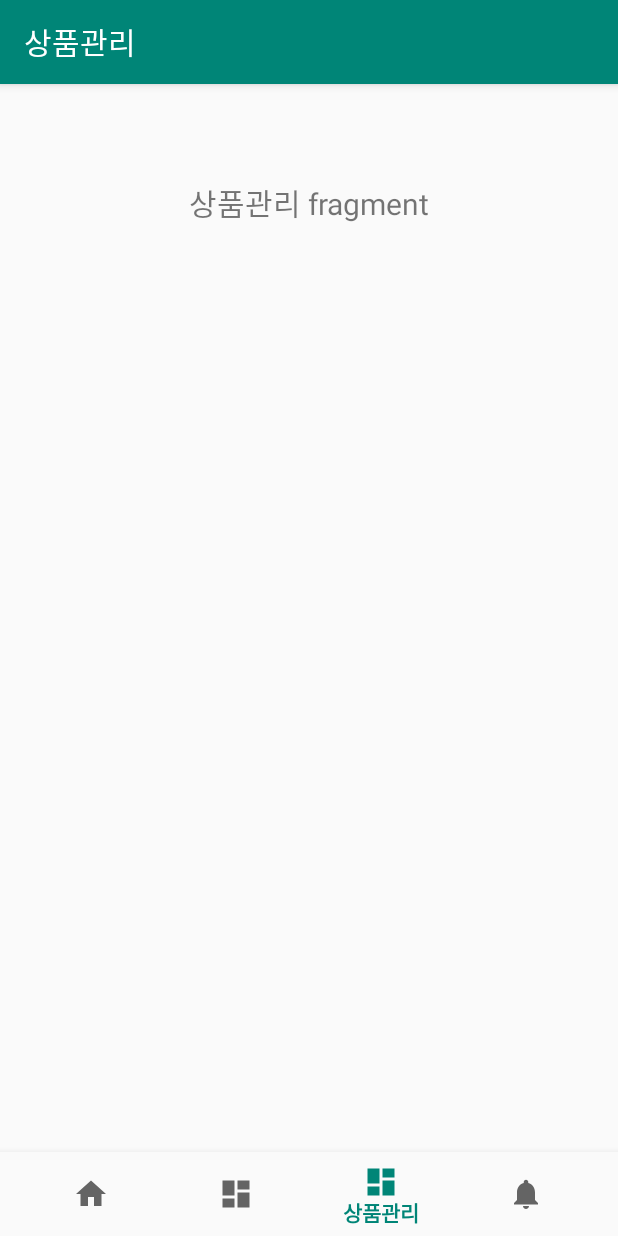
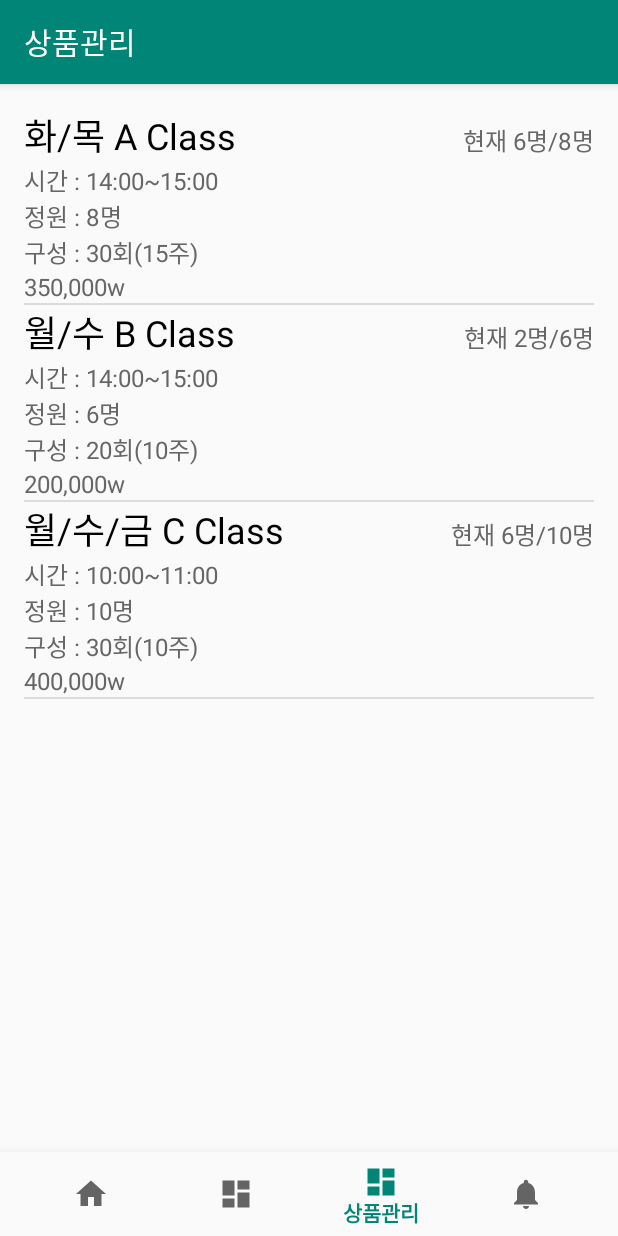
Before and after one commit to hyong0616/pilatime, an Android app: the GoodsFragment screen opened through its navigation route, on a phone screen of 412 x 824 dp. Run offline under Robolectric (Android 15) with nearby library versions, the phone set to English and light mode, and no system bars; our stand-ins replace Firebase (no records; nobody signed in at launch, a user with empty details on screens opened directly), navigation-ui.

Commit message:
add Adapter

```diff
--- a/app/build.gradle
+++ b/app/build.gradle
@@ -23,6 +23,7 @@ android {
 dependencies {
     implementation platform('com.google.firebase:firebase-bom:26.1.0')
     implementation 'com.google.firebase:firebase-analytics'
+    implementation 'com.google.android.material:material:1.1.0'
     implementation fileTree(dir: 'libs', include: ['*.jar'])
     implementation 'androidx.appcompat:appcompat:1.0.2'
     implementation 'androidx.constraintlayout:constraintlayout:1.1.3'
@@ -30,6 +31,8 @@ dependencies {
     implementation 'androidx.navigation:navigation-fragment:2.0.0'
     implementation 'androidx.navigation:navigation-ui:2.0.0'
     implementation 'androidx.lifecycle:lifecycle-extensions:2.0.0'
+    implementation 'com.google.firebase:firebase-database:16.0.4'
+    implementation 'com.google.firebase:firebase-firestore:17.1.2'
     testImplementation 'junit:junit:4.12'
     androidTestImplementation 'androidx.test.ext:junit:1.1.0'
     androidTestImplementation 'androidx.test.espresso:espresso-core:3.1.1'
--- /dev/null
+++ b/app/src/main/java/com/soongsil/pilatime/ClassContent.java
@@ -0,0 +1,6 @@
+package com.soongsil.pilatime;
+
+public class ClassContent {
+    String name ="";
+    String content = "";
+}
--- /dev/null
+++ b/app/src/main/java/com/soongsil/pilatime/ClassContentAdapter.java
@@ -0,0 +1,5 @@
+package com.soongsil.pilatime;
+
+public class ClassContentAdapter {
+
+}
--- /dev/null
+++ b/app/src/main/java/com/soongsil/pilatime/Goods.java
@@ -0,0 +1,58 @@
+package com.soongsil.pilatime;
+
+public class Goods {
+    private String name;
+    private String status;
+    private String time;
+    private String capacity;
+    private String count;
+    private String cost;
+
+    public void setName(String name) {
+        this.name = name;
+    }
+
+    public void setStatus(String status) {
+        this.status = status;
+    }
+
+    public void setTime(String time) {
+        this.time = time;
+    }
+
+    public void setCapacity(String capacity) {
+        this.capacity = capacity;
+    }
+
+    public void setCount(String count) {
+        this.count = count;
+    }
+
+    public void setCost(String cost) {
+        this.cost = cost;
+    }
+
+    public String getName(){
+        return this.name;
+    }
+
+    public String getStatus() {
+        return this.status;
+    }
+
+    public String getTime(){
+        return this.time;
+    }
+
+    public String getCapacity(){
+        return this.capacity;
+    }
+
+    public String getCount() {
+        return this.count;
+    }
+
+    public String getCost() {
+        return this.cost;
+    }
+}
--- /dev/null
+++ b/app/src/main/java/com/soongsil/pilatime/GoodsAdapter.java
@@ -0,0 +1,76 @@
+package com.soongsil.pilatime;
+
+import android.content.Context;
+import android.view.LayoutInflater;
+import android.view.View;
+import android.view.ViewGroup;
+import android.widget.BaseAdapter;
+import android.widget.TextView;
+
+import org.w3c.dom.Text;
+
+import java.util.ArrayList;
+import java.util.ConcurrentModificationException;
+
+public class GoodsAdapter extends BaseAdapter {
+
+    private ArrayList<Goods> goodsList = new ArrayList<Goods>();
+
+    public GoodsAdapter() {
+
+    }
+
+    @Override
+    public int getCount() {
+        return goodsList.size();
+    }
+
+    @Override
+    public long getItemId(int position) {
+        return position;
+    }
+
+    @Override
+    public Goods getItem(int position) {
+        return goodsList.get(position);
+    }
+
+    public View getView(int position, View convertView, ViewGroup parent) {
+        final int pos = position;
+        final Context context = parent.getContext();
+
+        if (convertView == null) {
+            LayoutInflater inflater = (LayoutInflater) context.getSystemService(Context.LAYOUT_INFLATER_SERVICE);
+            convertView = inflater.inflate(R.layout.listview_item_goods, parent, false);
+        }
+
+        TextView nameTextView = (TextView) convertView.findViewById(R.id.textView1);
+        TextView statusTextView = (TextView) convertView.findViewById(R.id.textView2);
+        TextView timeTextView = (TextView) convertView.findViewById(R.id.textView3);
+        TextView capacityTextView = (TextView) convertView.findViewById(R.id.textView4);
+        TextView countTextView = (TextView) convertView.findViewById(R.id.textView5);
+        TextView costTextView = (TextView) convertView.findViewById(R.id.textView6);
+
+        Goods goods = goodsList.get(position);
+        nameTextView.setText(goods.getName());
+        statusTextView.setText(goods.getStatus());
+        timeTextView.setText(goods.getTime());
+        capacityTextView.setText(goods.getCapacity());
+        countTextView.setText(goods.getCount());
+        costTextView.setText(goods.getCost());
+
+        return convertView;
+    }
+
+    public void addItem(String name, String status,String time, String capacity, String count, String cost) {
+        Goods goods = new Goods();
+
+        goods.setName(name);
+        goods.setStatus(status);
+        goods.setTime(time);
+        goods.setCapacity(capacity);
+        goods.setCount(count);
+        goods.setCost(cost);
+        goodsList.add(goods);
+    }
+}
--- a/app/src/main/java/com/soongsil/pilatime/ui/goods/GoodsFragment.java
+++ b/app/src/main/java/com/soongsil/pilatime/ui/goods/GoodsFragment.java
@@ -4,6 +4,7 @@ import android.os.Bundle;
 import android.view.LayoutInflater;
 import android.view.View;
 import android.view.ViewGroup;
+import android.widget.ListView;
 import android.widget.TextView;
 
 import androidx.annotation.Nullable;
@@ -12,24 +13,26 @@ import androidx.fragment.app.Fragment;
 import androidx.lifecycle.Observer;
 import androidx.lifecycle.ViewModelProviders;
 
+import com.soongsil.pilatime.GoodsAdapter;
 import com.soongsil.pilatime.R;
 
 public class GoodsFragment extends Fragment {
 
-    private GoodsViewModel goodsViewModel;
-
     public View onCreateView(@NonNull LayoutInflater inflater,
                              ViewGroup container, Bundle savedInstanceState) {
-        goodsViewModel =
-                ViewModelProviders.of(this).get(GoodsViewModel.class);
-        View root = inflater.inflate(R.layout.fragment_goods, container, false);
-        final TextView textView = root.findViewById(R.id.text_goods);
-        goodsViewModel.getText().observe(this, new Observer<String>() {
-            @Override
-            public void onChanged(@Nullable String s) {
-                textView.setText(s);
-            }
-        });
-        return root;
+        View view = inflater.inflate(R.layout.fragment_goods, container, false);
+
+        ListView listView ;
+        GoodsAdapter goodsAdapter = new GoodsAdapter();
+
+        listView = (ListView) view.findViewById(R.id.list_view);
+        listView.setAdapter(goodsAdapter);
+
+        goodsAdapter.addItem("화/목 A Class", "현재 6명/8명","시간 : 14:00~15:00","정원 : 8명", "구성 : 30회(15주)", "350,000w");
+        goodsAdapter.addItem("월/수 B Class","현재 2명/6명", "시간 : 14:00~15:00","정원 : 6명", "구성 : 20회(10주)", "200,000w");
+        goodsAdapter.addItem("월/수/금 C Class","현재 6명/10명", "시간 : 10:00~11:00","정원 : 10명", "구성 : 30회(10주)", "400,000w");
+
+
+        return view;
     }
 }
--- a/app/src/main/res/layout/activity_admin_calendar.xml
+++ b/app/src/main/res/layout/activity_admin_calendar.xml
@@ -3,8 +3,7 @@
     xmlns:app="http://schemas.android.com/apk/res-auto"
     android:id="@+id/container"
     android:layout_width="match_parent"
-    android:layout_height="match_parent"
-    android:paddingTop="?attr/actionBarSize">
+    android:layout_height="match_parent">
 
     <com.google.android.material.bottomnavigation.BottomNavigationView
         android:id="@+id/nav_view"
--- a/app/src/main/res/layout/fragment_goods.xml
+++ b/app/src/main/res/layout/fragment_goods.xml
@@ -1,20 +1,19 @@
 <?xml version="1.0" encoding="utf-8"?>
-<androidx.constraintlayout.widget.ConstraintLayout xmlns:android="http://schemas.android.com/apk/res/android"
+
+<RelativeLayout xmlns:android="http://schemas.android.com/apk/res/android"
     xmlns:app="http://schemas.android.com/apk/res-auto"
+    xmlns:tools="http://schemas.android.com/tools"
     android:layout_width="match_parent"
-    android:layout_height="match_parent">
+    android:layout_height="match_parent"
+    android:paddingBottom="@dimen/activity_vertical_margin"
+    android:paddingLeft="@dimen/activity_horizontal_margin"
+    android:paddingRight="@dimen/activity_horizontal_margin"
+    android:paddingTop="@dimen/activity_vertical_margin"
+    app:layout_behavior="@string/appbar_scrolling_view_behavior">
 
-    <TextView
-        android:id="@+id/text_goods"
+    <ListView
+        android:id="@+id/list_view"
         android:layout_width="match_parent"
-        android:layout_height="wrap_content"
-        android:layout_marginStart="8dp"
-        android:layout_marginTop="8dp"
-        android:layout_marginEnd="8dp"
-        android:textAlignment="center"
-        android:textSize="20sp"
-        android:text="상품관리"
-        app:layout_constraintEnd_toEndOf="parent"
-        app:layout_constraintStart_toStartOf="parent"
-        app:layout_constraintTop_toTopOf="parent" />
-</androidx.constraintlayout.widget.ConstraintLayout>
+        android:layout_height="match_parent"/>
+
+</RelativeLayout>
--- /dev/null
+++ b/app/src/main/res/layout/listview_item_goods.xml
@@ -0,0 +1,67 @@
+<?xml version="1.0" encoding="utf-8"?>
+<LinearLayout xmlns:android="http://schemas.android.com/apk/res/android"
+    android:orientation="vertical"
+    android:layout_width="match_parent"
+    android:layout_height="wrap_content">
+
+
+    <LinearLayout
+        android:orientation="horizontal"
+        android:layout_width="match_parent"
+        android:layout_height="match_parent">
+
+        <TextView
+            android:layout_width="wrap_content"
+            android:layout_height="wrap_content"
+            android:text="수업 이름"
+            android:id="@+id/textView1"
+            android:textSize="24dp"
+            android:textColor="#000000"
+            android:gravity="center_vertical"
+            android:layout_weight="2"/>
+
+        <TextView
+            android:layout_width="wrap_content"
+            android:layout_height="wrap_content"
+            android:text="현재 수강 인원 / 전체 수강 인원"
+            android:id="@+id/textView2"
+            android:textSize="16dp"
+            android:textColor="#666666"
+            android:textAlignment="textEnd"
+            android:layout_weight="1"/>
+    </LinearLayout>
+
+
+     <TextView
+        android:layout_width="match_parent"
+        android:layout_height="wrap_content"
+        android:text="시간 : 00:00~00:00"
+        android:id="@+id/textView3"
+        android:textSize="16dp"
+        android:textColor="#666666"/>
+
+    <TextView
+        android:layout_width="match_parent"
+        android:layout_height="wrap_content"
+        android:text="정원 : 00명"
+        android:id="@+id/textView4"
+        android:textSize="16dp"
+        android:textColor="#666666"/>
+
+    <TextView
+        android:layout_width="match_parent"
+        android:layout_height="wrap_content"
+        android:text="구성 : 00회(00주)"
+        android:id="@+id/textView5"
+        android:textSize="16dp"
+        android:textColor="#666666"/>
+
+    <TextView
+        android:layout_width="match_parent"
+        android:layout_height="wrap_content"
+        android:text="가격 : 1,000,000W"
+        android:id="@+id/textView6"
+        android:textSize="16dp"
+        android:textColor="#666666"/>
+
+</LinearLayout>
```
Also changed, not shown: app/src/main/java/com/soongsil/pilatime/MainActivity.java (+9 -0 lines), app/src/main/java/com/soongsil/pilatime/ui/calendar/CalendarFragment.java (+26 -0 lines), app/src/main/java/com/soongsil/pilatime/ui/member/MemberFragment.java (+1 -14 lines), app/src/main/res/layout/fragment_calendar.xml (+75 -6 lines), app/src/main/res/layout/fragment_member.xml (+21 -14 lines), app/src/main/res/layout/fragment_notifications.xml (+21 -0 lines), app/src/main/res/drawable/plusicon.png (added).
